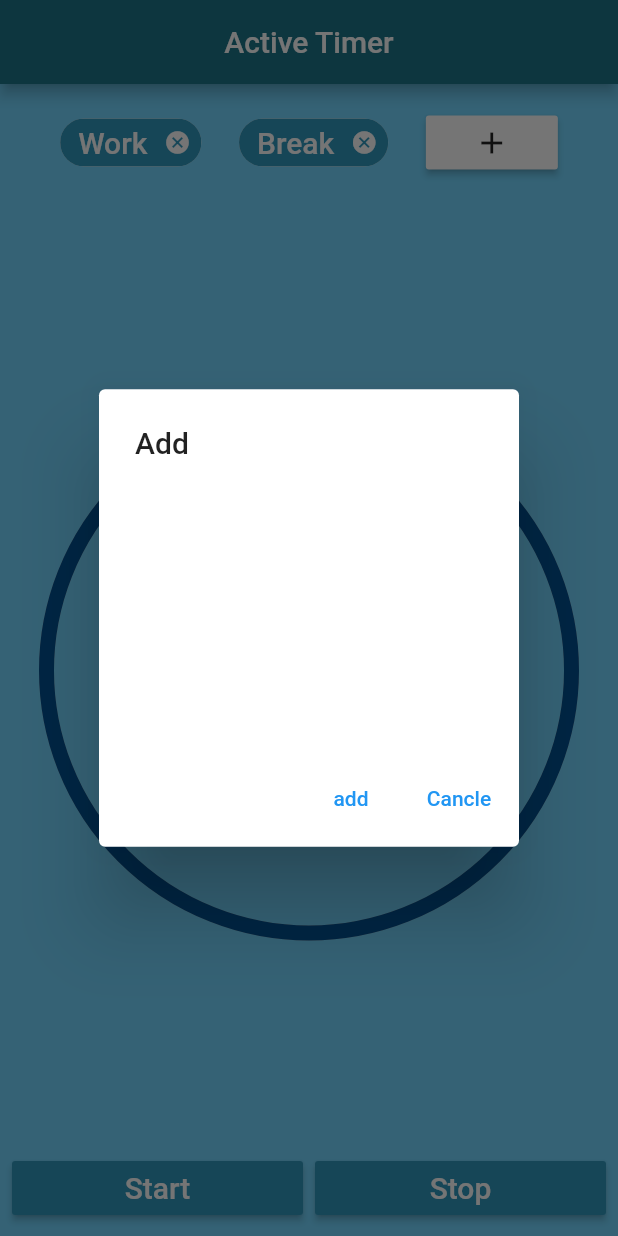
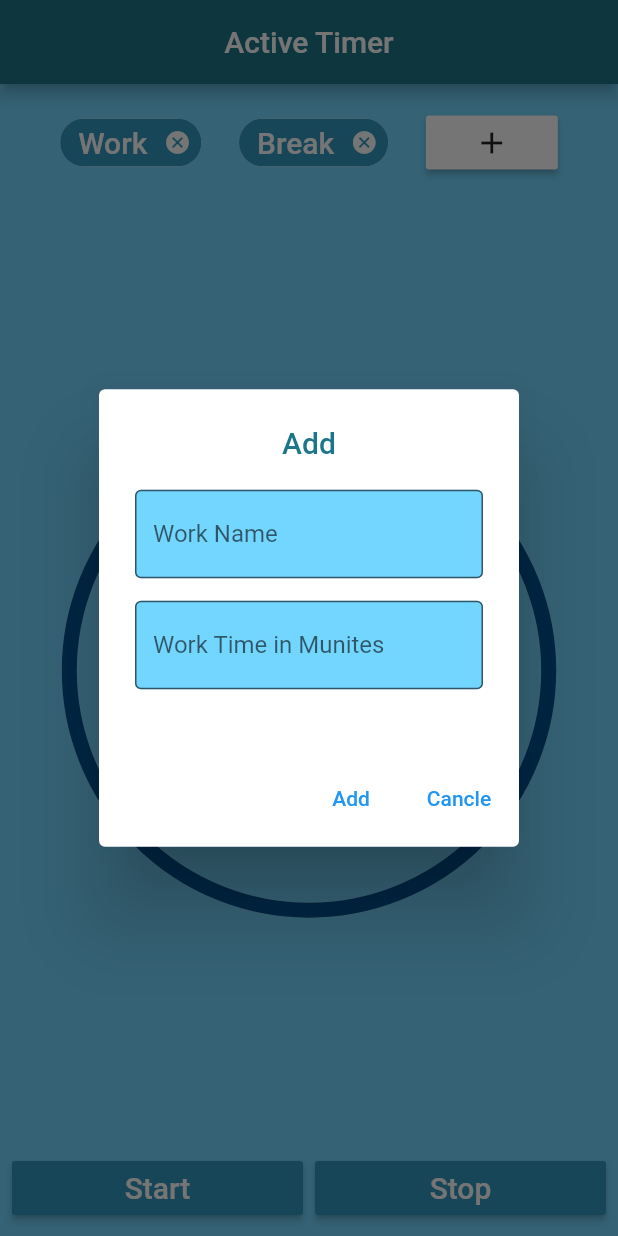
Before and after one commit to Bebe-Khodezatul-kobra-Lupin/Time, a Flutter app: the screen it shows after launch, after a tap on the "add" icon, on a phone screen of 412 x 824 dp. Run offline on Flutter 3.47's test engine with Material 2 defaults, Android fonts, the phone set to English and light mode, and no system bars; drawn by our look-alikes of percent_indicator.

Commit message:
styles added

```diff
--- a/lib/timer_bodey.dart
+++ b/lib/timer_bodey.dart
@@ -1,5 +1,6 @@
 import 'package:flutter/material.dart';
 import 'package:flutter/rendering.dart';
+import 'package:flutter/services.dart';
 import 'package:percent_indicator/percent_indicator.dart';
 
 class Body extends StatefulWidget {
@@ -16,20 +17,61 @@ class _BodyState extends State<Body> {
         context: context,
         builder: (context) {
           return AlertDialog(
-            title: Text("Add"),
+            title: Text(
+              "Add",
+              style: TextStyle(
+                color: Color(0xFF1c7589),
+              ),
+              textAlign: TextAlign.center,
+            ),
             content: Container(
               height: 150.0,
               child: Column(
-                children: [],
+                children: [
+                  TextField(
+                    decoration: InputDecoration(
+                        border: OutlineInputBorder(
+                          borderRadius: BorderRadius.all(
+                            Radius.circular(4.0),
+                          ),
+                        ),
+                        hintText: "Work Name",
+                        filled: true,
+                        fillColor: Color(0xFF73d6ff),
+                        focusColor: Color(0xFF31d6ff)),
+                  ),
+                  SizedBox(
+                    height: 15.0,
+                  ),
+                  TextField(
+                    decoration: InputDecoration(
+                      border: OutlineInputBorder(
+                        borderRadius: BorderRadius.all(
+                          Radius.circular(4.0),
+                        ),
+                      ),
+                      hintText: "Work Time in Munites",
+                      filled: true,
+                      fillColor: Color(0xFF73d6ff),
+                      focusColor: Color(0xFF31d6ff),
+                    ),
+                    inputFormatters: [FilteringTextInputFormatter.digitsOnly],
+                    keyboardType: TextInputType.number,
+                  ),
+                ],
               ),
             ),
             actions: [
               TextButton(
-                onPressed: () {},
-                child: Text('add'),
+                onPressed: () {
+                  Navigator.of(context).pop();
+                },
+                child: Text('Add'),
               ),
               TextButton(
-                onPressed: () {},
+                onPressed: () {
+                  Navigator.of(context).pop();
+                },
                 child: Text('Cancle'),
               ),
             ],
@@ -86,7 +128,9 @@ class _BodyState extends State<Body> {
           ),
           Expanded(
             child: CircularPercentIndicator(
-              radius: 180,
+              radius: constraints.maxWidth > constraints.maxHeight
+                  ? constraints.maxHeight * 0.40
+                  : constraints.maxWidth * 0.40,
               lineWidth: 10.0,
               percent: 1,
               center: Text(
```
